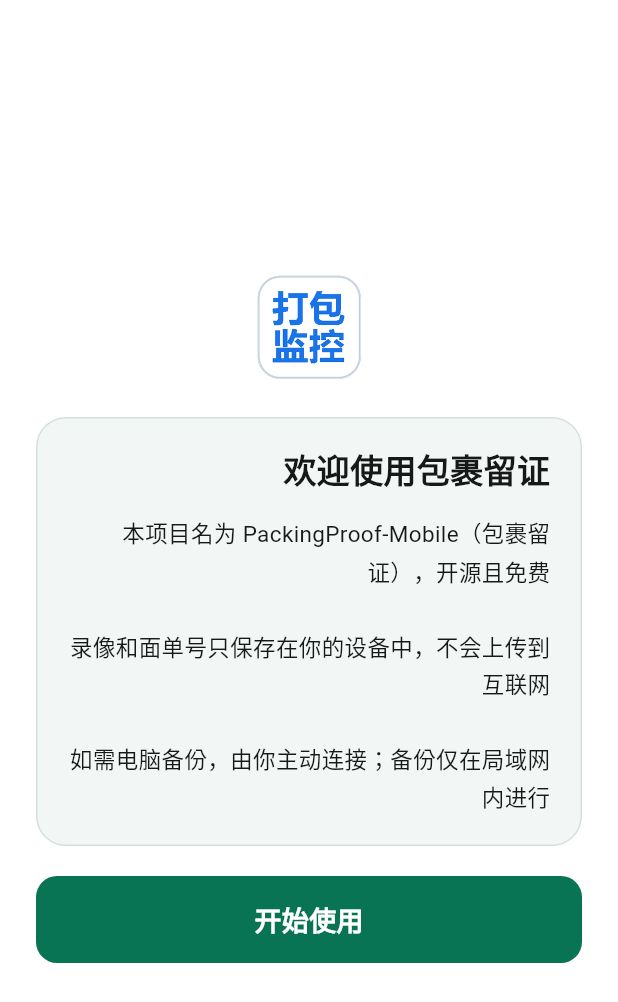
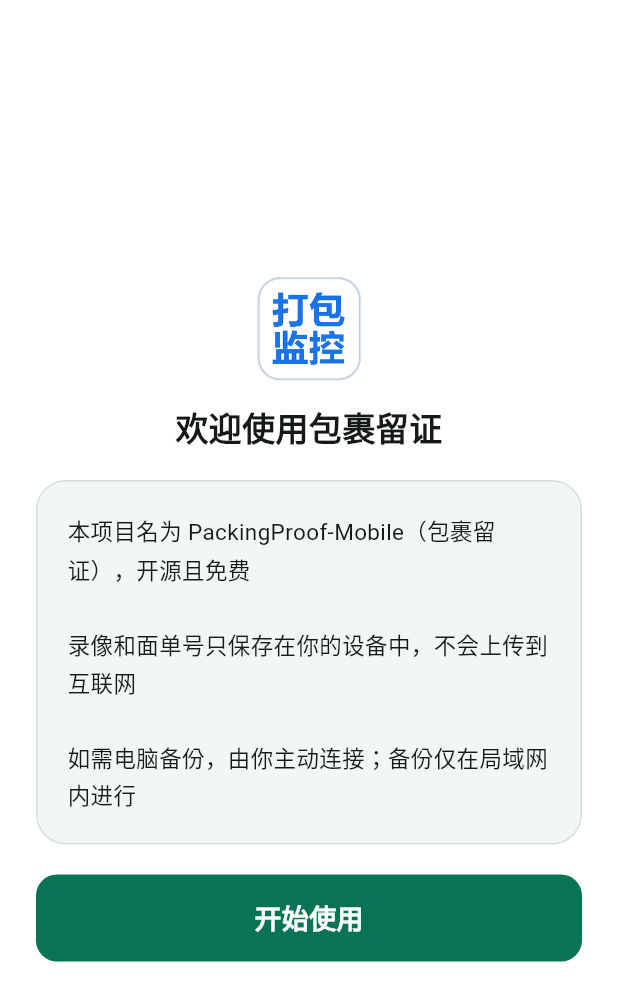
Before and after one commit to 312323290/PackingProof-Mobile, a Flutter app: the screen it shows after launch, on a phone screen of 412 x 824 dp. Shown: the top 1002 px of the screen. Run offline on Flutter 3.47's test engine with Material 3 defaults, Android fonts, the light colour scheme and no system bars; our stand-ins replace audioplayers, camera, flutter_tts, package_info_plus, video_player, wakelock_plus; missing offline and left inert: flutter_edge_tts, google_mlkit_barcode_scanning; project files that could hold a hidden picture were left out.

Commit message:
fix: 优化首次说明排版
将欢迎标题移到应用图标下方居中展示，说明卡片仅保留左对齐正文，提升阅读层级和中文排版体验。

```diff
--- a/lib/app/packing_proof_mobile_app.dart
+++ b/lib/app/packing_proof_mobile_app.dart
@@ -165,10 +165,17 @@
                   filterQuality: FilterQuality.high,
                 ),
               ),
-              const SizedBox(height: 24),
+              const SizedBox(height: 14),
+              const Text(
+                '欢迎使用包裹留证',
+                key: Key('startup-notice-title'),
+                textAlign: TextAlign.center,
+                style: TextStyle(fontSize: 22, fontWeight: FontWeight.w800),
+              ),
+              const SizedBox(height: 20),
               Container(
                 key: const Key('startup-notice-card'),
-                padding: const EdgeInsets.fromLTRB(20, 18, 20, 20),
+                padding: const EdgeInsets.all(20),
                 decoration: BoxDecoration(
                   color: const Color(0xFFF2F6F4),
                   border: Border.all(color: const Color(0xFFD5E0DB)),
@@ -177,20 +184,11 @@
                 child: Column(
                   crossAxisAlignment: CrossAxisAlignment.stretch,
                   children: <Widget>[
-                    const Text(
-                      '欢迎使用包裹留证',
-                      textAlign: TextAlign.right,
-                      style: TextStyle(
-                        fontSize: 22,
-                        fontWeight: FontWeight.w800,
-                      ),
-                    ),
-                    const SizedBox(height: 14),
                     Text(
                       '本项目名为 PackingProof-Mobile（包裹留证），开源且免费\n\n'
                       '录像和面单号只保存在你的设备中，不会上传到互联网\n\n'
                       '如需电脑备份，由你主动连接；备份仅在局域网内进行',
-                      textAlign: TextAlign.right,
+                      textAlign: TextAlign.left,
                       style: const TextStyle(fontSize: 15, height: 1.65),
                     ),
                   ],
```
Also changed, not shown: 1 other file.
